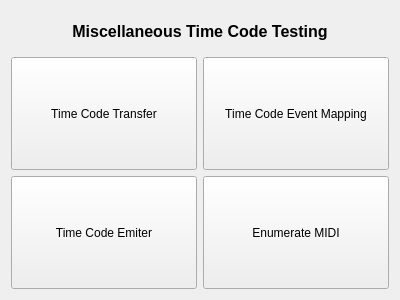
Before: the Qt Designer form QtGuiApplicationTest/QtGuiApplicationTest/Miscellaneous/MiscellaneousTimeCode.ui in xautshuanglong/QtLearningRepository, drawn with Qt 5.
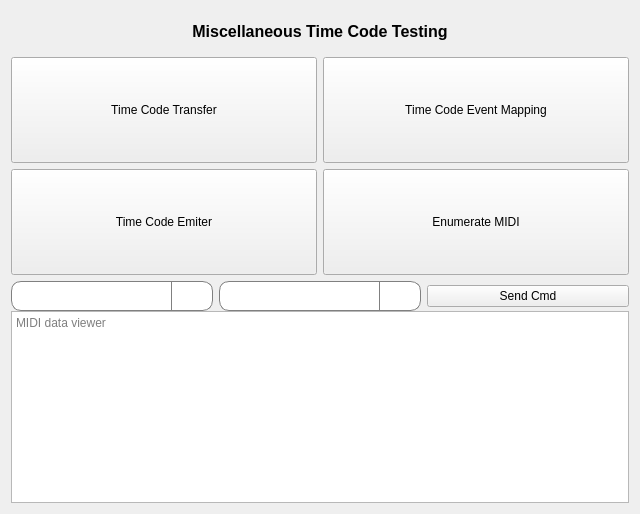
After: the same form once the commit is applied. Custom widgets are drawn as their Qt base class.

Commit message: MIDI 设备枚举，下拉框展示。

```diff
--- a/QtGuiApplicationTest/QtGuiApplicationTest/Miscellaneous/MiscellaneousTimeCode.ui
+++ b/QtGuiApplicationTest/QtGuiApplicationTest/Miscellaneous/MiscellaneousTimeCode.ui
@@ -6,8 +6,8 @@
    <rect>
     <x>0</x>
     <y>0</y>
-    <width>400</width>
-    <height>300</height>
+    <width>640</width>
+    <height>514</height>
    </rect>
   </property>
   <property name="windowTitle">
@@ -45,19 +45,6 @@
      <property name="rightMargin">
       <number>0</number>
      </property>
-     <item row="1" column="1">
-      <widget class="QPushButton" name="btnEnumerateMIDI">
-       <property name="sizePolicy">
-        <sizepolicy hsizetype="Expanding" vsizetype="Expanding">
-         <horstretch>0</horstretch>
-         <verstretch>0</verstretch>
-        </sizepolicy>
-       </property>
-       <property name="text">
-        <string>Enumerate MIDI</string>
-       </property>
-      </widget>
-     </item>
      <item row="0" column="0">
       <widget class="QPushButton" name="btnTransferTest">
        <property name="sizePolicy">
@@ -77,19 +64,6 @@
        </property>
       </widget>
      </item>
-     <item row="0" column="1">
-      <widget class="QPushButton" name="btnEventMapTest">
-       <property name="sizePolicy">
-        <sizepolicy hsizetype="Expanding" vsizetype="Expanding">
-         <horstretch>0</horstretch>
-         <verstretch>0</verstretch>
-        </sizepolicy>
-       </property>
-       <property name="text">
-        <string>Time Code Event Mapping</string>
-       </property>
-      </widget>
-     </item>
      <item row="1" column="0">
       <widget class="QPushButton" name="btnTimeEmiterTest">
        <property name="sizePolicy">
@@ -103,6 +77,119 @@
        </property>
       </widget>
      </item>
+     <item row="0" column="1">
+      <widget class="QPushButton" name="btnEventMapTest">
+       <property name="sizePolicy">
+        <sizepolicy hsizetype="Expanding" vsizetype="Expanding">
+         <horstretch>0</horstretch>
+         <verstretch>0</verstretch>
+        </sizepolicy>
+       </property>
+       <property name="text">
+        <string>Time Code Event Mapping</string>
+       </property>
+      </widget>
+     </item>
+     <item row="1" column="1">
+      <widget class="QPushButton" name="btnEnumerateMIDI">
+       <property name="sizePolicy">
+        <sizepolicy hsizetype="Expanding" vsizetype="Expanding">
+         <horstretch>0</horstretch>
+         <verstretch>0</verstretch>
+        </sizepolicy>
+       </property>
+       <property name="text">
+        <string>Enumerate MIDI</string>
+       </property>
+      </widget>
+     </item>
+     <item row="2" column="0" colspan="2">
+      <layout class="QVBoxLayout" name="verticalLayout_2">
+       <property name="spacing">
+        <number>0</number>
+       </property>
+       <item>
+        <layout class="QHBoxLayout" name="horizontalLayout">
+         <property name="topMargin">
+          <number>0</number>
+         </property>
+         <item>
+          <widget class="QComboBox" name="cbMidiDevicesIn">
+           <property name="sizePolicy">
+            <sizepolicy hsizetype="Preferred" vsizetype="Preferred">
+             <horstretch>0</horstretch>
+             <verstretch>0</verstretch>
+            </sizepolicy>
+           </property>
+           <property name="minimumSize">
+            <size>
+             <width>0</width>
+             <height>30</height>
+            </size>
+           </property>
+           <property name="styleSheet">
+            <string notr="true">QComboBox
+{
+	border: 1px solid gray;
+	border-radius: 10px;
+    color: rgb(75, 75, 75);
+	background-color: white;
+}
+
+QComboBox::drop-down
+{
+	width: 40px;
+	border-left: 1px solid gray;
+}</string>
+           </property>
+          </widget>
+         </item>
+         <item>
+          <widget class="QComboBox" name="cbMidiDevicesOut">
+           <property name="sizePolicy">
+            <sizepolicy hsizetype="Preferred" vsizetype="Preferred">
+             <horstretch>0</horstretch>
+             <verstretch>0</verstretch>
+            </sizepolicy>
+           </property>
+           <property name="styleSheet">
+            <string notr="true">QComboBox
+{
+	border: 1px solid gray;
+	border-radius: 10px;
+    color: rgb(75, 75, 75);
+	background-color: white;
+}
+
+QComboBox::drop-down
+{
+	width: 40px;
+	border-left: 1px solid gray;
+}</string>
+           </property>
+          </widget>
+         </item>
+         <item>
+          <widget class="QPushButton" name="btnSendCmd">
+           <property name="text">
+            <string>Send Cmd</string>
+           </property>
+          </widget>
+         </item>
+        </layout>
+       </item>
+       <item>
+        <widget class="QPlainTextEdit" name="pteMidiData">
+         <property name="readOnly">
+          <bool>true</bool>
+         </property>
+         <property name="placeholderText">
+          <string>MIDI data viewer</string>
+         </property>
+        </widget>
+       </item>
+      </layout>
+     </item>
     </layout>
    </item>
   </layout>
```
The commit also changes 2 other files.
